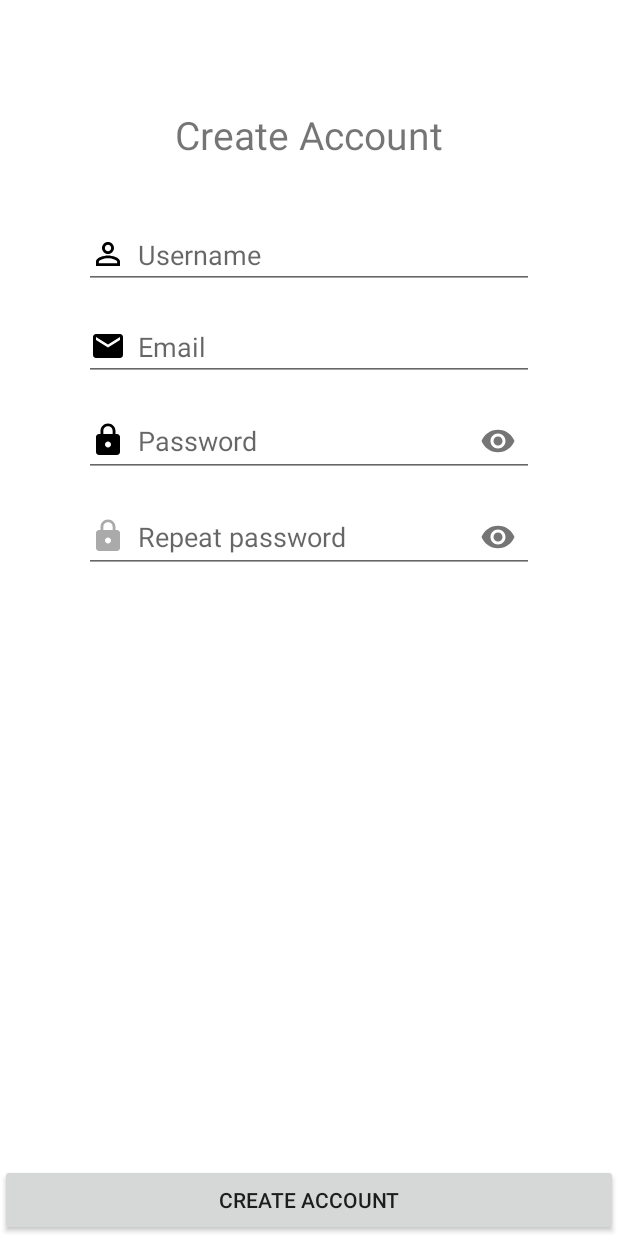
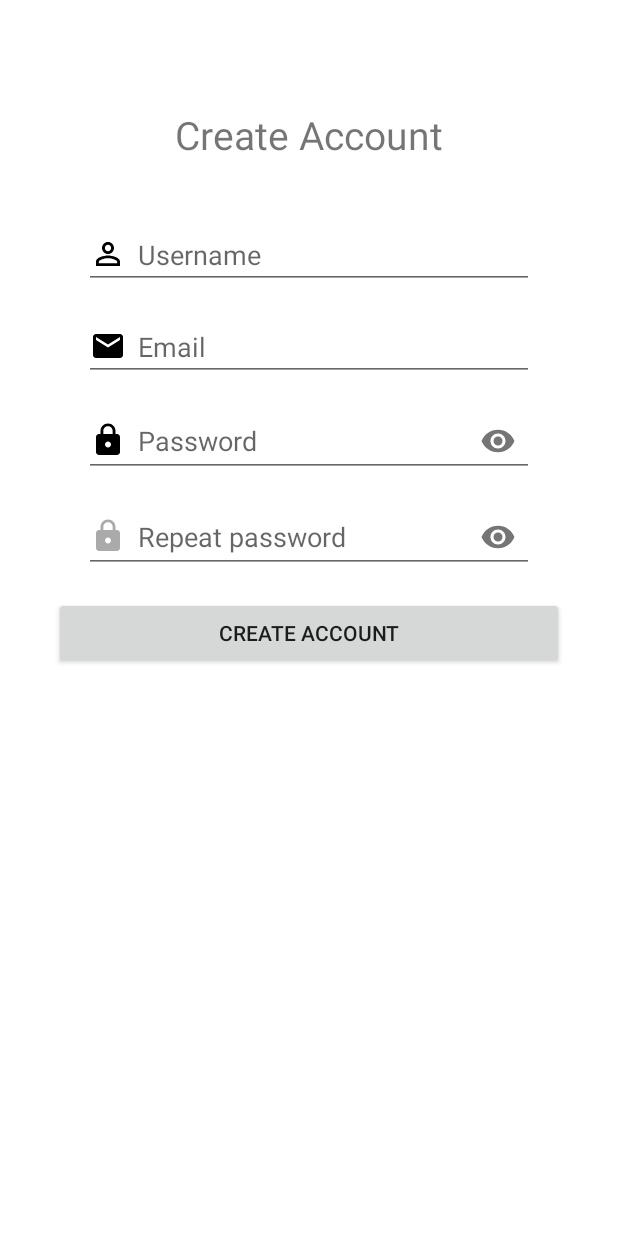
Before and after one commit to SmartHomeSE2/SmartHome, an Android app: the screen it shows after launch (LoginActivity), after a tap on "Click here to register", on a phone screen of 412 x 824 dp. Run offline under Robolectric (Android 15) with nearby library versions, the phone set to English and light mode, and no system bars; 2 other taps on this screen came first.

Commit message:
implement register fragment

```diff
--- a/app/src/main/java/com/smarthome/RegisterFragment.java
+++ b/app/src/main/java/com/smarthome/RegisterFragment.java
@@ -1,20 +1,36 @@
 package com.smarthome;
 
 
+import android.content.Intent;
 import android.os.Bundle;
 import android.support.annotation.NonNull;
 import android.support.v4.app.Fragment;
+import android.support.v4.app.FragmentManager;
+import android.util.Log;
 import android.util.Patterns;
 import android.view.LayoutInflater;
 import android.view.View;
 import android.view.ViewGroup;
+import android.widget.Button;
+import android.widget.EditText;
+import android.widget.Toast;
+
+import com.smarthome.Data.NetResponse;
 
 import org.apache.commons.lang3.StringUtils;
 
 /**
  * A simple {@link Fragment} subclass.
  */
-public class RegisterFragment extends Fragment {
+public class RegisterFragment extends Fragment implements View.OnClickListener {
+
+    private static final String TAG = RegisterFragment.class.getSimpleName();
+
+    private EditText edit_userName;
+    private EditText edit_email;
+    private EditText edit_password;
+    private EditText edit_repeat_password;
+    private Button btn_register;
 
 
     public RegisterFragment() {
@@ -26,11 +42,64 @@ public class RegisterFragment extends Fragment {
     public View onCreateView(@NonNull LayoutInflater inflater, ViewGroup container,
                              Bundle savedInstanceState) {
         // Inflate the layout for this fragment
-        return inflater.inflate(R.layout.fragment_register, container, false);
+        View view = inflater.inflate(R.layout.fragment_register, container, false);
+
+        edit_userName = view.findViewById(R.id.edit_username_register);
+        edit_email = view.findViewById(R.id.edit_email_register);
+        edit_password = view.findViewById(R.id.edit_password_register);
+        edit_repeat_password = view.findViewById(R.id.edit_repeatPassword_register);
+        btn_register = view.findViewById(R.id.button_create_account_register);
+        btn_register.setOnClickListener(this);
+
+        return view;
     }
 
 
-    private boolean isAdressValid(String address) {
+    private boolean isAddressValid(String address) {
         return (StringUtils.isNotBlank(address) && Patterns.EMAIL_ADDRESS.matcher(address).matches());
     }
+
+    @Override
+    public void onClick(View view) {
+        if (view == btn_register) {
+            Log.i(TAG, "button clicked");
+            String userName = edit_userName.getText().toString();
+            String email = edit_email.getText().toString();
+            String password = edit_password.getText().toString();
+            String repeat_password = edit_repeat_password.getText().toString();
+
+            if (StringUtils.isNoneBlank(userName, email, password, repeat_password) && isAddressValid(email) && password.equals(repeat_password)) {
+                Log.i(TAG, "internet call");
+
+
+                NetService registerUser = new NetService(new NetService.NetResponseListener() {
+                    @Override
+                    public void onFinishNetRequest(NetResponse netResponse) {
+                        if (netResponse != null) {
+                            int responseCode = netResponse.getResponseCode();
+                            String response = netResponse.getResponse();
+                            Log.i(TAG, "responseCode: " + String.valueOf(responseCode));
+                            Log.i(TAG, "response: " + response);
+
+                            if (responseCode == 200 && response.equals("New user created")) {
+                                startLoginActivity();
+                                Log.i(TAG, "new user created");
+                            } else {
+                                Toast.makeText(getContext(), "Register user failed", Toast.LENGTH_SHORT).show();
+                            }
+                        } else {
+                            Toast.makeText(getContext(), "Error on server, please try later", Toast.LENGTH_SHORT).show();
+                        }
+                    }
+                });
+
+                registerUser.execute(Constants.REGISTER_USER, userName, email, password);
+            }
+        }
+    }
+
+    private void startLoginActivity() {
+        Intent intent = new Intent(getActivity(), LoginActivity.class);
+        startActivity(intent);
+    }
 }
--- a/app/src/main/res/layout/fragment_register.xml
+++ b/app/src/main/res/layout/fragment_register.xml
@@ -23,10 +23,13 @@
         android:id="@+id/button_create_account_register"
         android:layout_width="0dp"
         android:layout_height="wrap_content"
+        android:layout_marginStart="36dp"
+        android:layout_marginTop="16dp"
+        android:layout_marginEnd="36dp"
         android:text="Create Account"
-        app:layout_constraintBottom_toBottomOf="parent"
         app:layout_constraintEnd_toEndOf="parent"
-        app:layout_constraintStart_toStartOf="parent" />
+        app:layout_constraintStart_toStartOf="parent"
+        app:layout_constraintTop_toBottomOf="@+id/repeatPassword_register_layout" />
 
     <android.support.design.widget.TextInputLayout
         android:id="@+id/username_register_layout"
```
Also changed, not shown: app/src/main/java/com/smarthome/DashboardFragment.java (+15 -0 lines).
